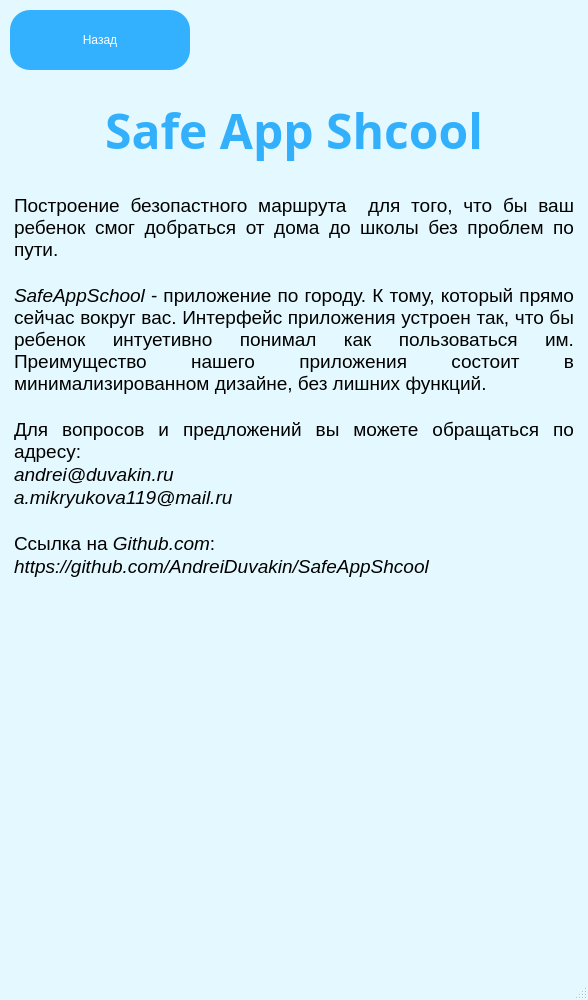
Above: desing/InfoWindow.ui from AndreiDuvakin/SafeAppShcool before the change. Below: the same form after it.
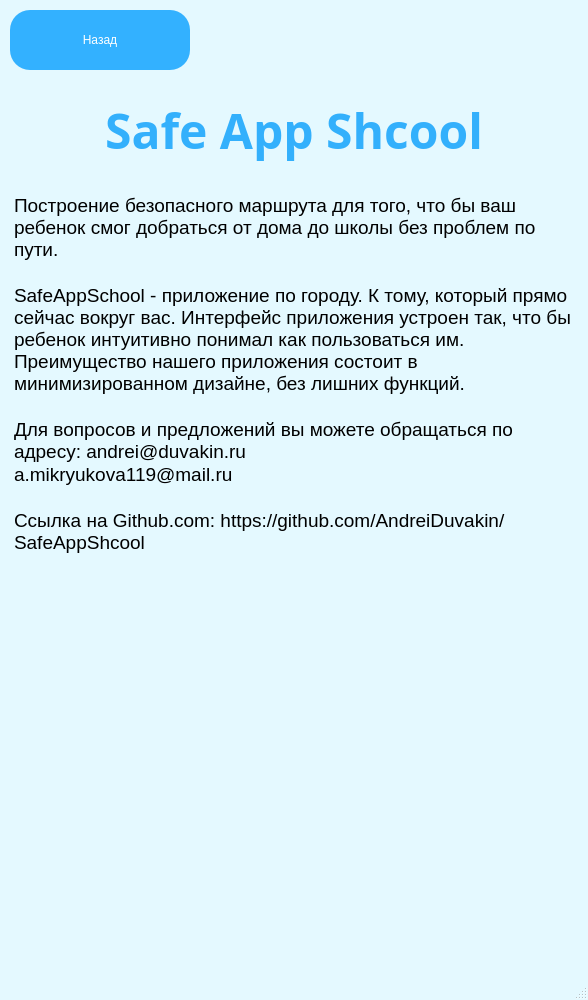
That is the form after the change. Icons and pictures are not drawn.

Commit message: Изменены ссылки в приложении

Diff of the .ui file:
```diff
--- a/desing/InfoWindow.ui
+++ b/desing/InfoWindow.ui
@@ -114,16 +114,14 @@
 &lt;html&gt;&lt;head&gt;&lt;meta name=&quot;qrichtext&quot; content=&quot;1&quot; /&gt;&lt;style type=&quot;text/css&quot;&gt;
 p, li { white-space: pre-wrap; }
 &lt;/style&gt;&lt;/head&gt;&lt;body style=&quot; font-family:'Arial'; font-size:12pt; font-weight:80; font-style:normal;&quot;&gt;
-&lt;p align=&quot;justify&quot; style=&quot; margin-top:0px; margin-bottom:0px; margin-left:0px; margin-right:0px; -qt-block-indent:0; text-indent:0px;&quot;&gt;&lt;span style=&quot; font-size:14pt;&quot;&gt;Построение безопастного маршрута  для того, что бы ваш ребенок смог добраться от дома до школы без проблем по пути. &lt;/span&gt;&lt;/p&gt;
-&lt;p align=&quot;justify&quot; style=&quot;-qt-paragraph-type:empty; margin-top:0px; margin-bottom:0px; margin-left:0px; margin-right:0px; -qt-block-indent:0; text-indent:0px; font-size:14pt;&quot;&gt;&lt;br /&gt;&lt;/p&gt;
-&lt;p align=&quot;justify&quot; style=&quot; margin-top:0px; margin-bottom:0px; margin-left:0px; margin-right:0px; -qt-block-indent:0; text-indent:0px;&quot;&gt;&lt;span style=&quot; font-size:14pt; font-style:italic;&quot;&gt;SafeAppSchool&lt;/span&gt;&lt;span style=&quot; font-size:14pt;&quot;&gt; - приложение по городу. К тому, который прямо сейчас вокруг вас. Интерфейс приложения устроен так, что бы ребенок интуетивно понимал как пользоваться им. Преимущество нашего приложения состоит в минимализированном дизайне, без лишних функций.&lt;/span&gt;&lt;/p&gt;
-&lt;p align=&quot;justify&quot; style=&quot;-qt-paragraph-type:empty; margin-top:0px; margin-bottom:0px; margin-left:0px; margin-right:0px; -qt-block-indent:0; text-indent:0px; font-size:14pt;&quot;&gt;&lt;br /&gt;&lt;/p&gt;
-&lt;p align=&quot;justify&quot; style=&quot; margin-top:0px; margin-bottom:0px; margin-left:0px; margin-right:0px; -qt-block-indent:0; text-indent:0px;&quot;&gt;&lt;span style=&quot; font-size:14pt;&quot;&gt;Для вопросов и предложений вы можете обращаться по адресу:&lt;/span&gt;&lt;/p&gt;
-&lt;p align=&quot;justify&quot; style=&quot; margin-top:0px; margin-bottom:0px; margin-left:0px; margin-right:0px; -qt-block-indent:0; text-indent:0px;&quot;&gt;&lt;span style=&quot; font-size:14pt; font-style:italic;&quot;&gt;andrei@duvakin.ru&lt;/span&gt;&lt;/p&gt;
-&lt;p align=&quot;justify&quot; style=&quot; margin-top:0px; margin-bottom:0px; margin-left:0px; margin-right:0px; -qt-block-indent:0; text-indent:0px;&quot;&gt;&lt;span style=&quot; font-size:14pt; font-style:italic;&quot;&gt;a.mikryukova119@mail.ru&lt;/span&gt;&lt;/p&gt;
-&lt;p align=&quot;justify&quot; style=&quot;-qt-paragraph-type:empty; margin-top:0px; margin-bottom:0px; margin-left:0px; margin-right:0px; -qt-block-indent:0; text-indent:0px; font-size:14pt;&quot;&gt;&lt;br /&gt;&lt;/p&gt;
-&lt;p align=&quot;justify&quot; style=&quot; margin-top:0px; margin-bottom:0px; margin-left:0px; margin-right:0px; -qt-block-indent:0; text-indent:0px;&quot;&gt;&lt;span style=&quot; font-size:14pt;&quot;&gt;Ссылка на &lt;/span&gt;&lt;span style=&quot; font-size:14pt; font-style:italic;&quot;&gt;Github.com&lt;/span&gt;&lt;span style=&quot; font-size:14pt;&quot;&gt;:&lt;/span&gt;&lt;/p&gt;
-&lt;p align=&quot;justify&quot; style=&quot; margin-top:0px; margin-bottom:0px; margin-left:0px; margin-right:0px; -qt-block-indent:0; text-indent:0px;&quot;&gt;&lt;span style=&quot; font-size:14pt; font-style:italic;&quot;&gt;https://github.com/AndreiDuvakin/SafeAppShcool&lt;/span&gt;&lt;/p&gt;&lt;/body&gt;&lt;/html&gt;</string>
+&lt;p style=&quot; margin-top:0px; margin-bottom:0px; margin-left:0px; margin-right:0px; -qt-block-indent:0; text-indent:0px;&quot;&gt;&lt;span style=&quot; font-size:14pt;&quot;&gt;Построение безопасного маршрута для того, что бы ваш ребенок смог добраться от дома до школы без проблем по пути. &lt;/span&gt;&lt;/p&gt;
+&lt;p style=&quot;-qt-paragraph-type:empty; margin-top:0px; margin-bottom:0px; margin-left:0px; margin-right:0px; -qt-block-indent:0; text-indent:0px; font-size:14pt;&quot;&gt;&lt;br /&gt;&lt;/p&gt;
+&lt;p style=&quot; margin-top:0px; margin-bottom:0px; margin-left:0px; margin-right:0px; -qt-block-indent:0; text-indent:0px;&quot;&gt;&lt;span style=&quot; font-size:14pt;&quot;&gt;SafeAppSchool - приложение по городу. К тому, который прямо сейчас вокруг вас. Интерфейс приложения устроен так, что бы ребенок интуитивно понимал как пользоваться им. Преимущество нашего приложения состоит в минимизированном дизайне, без лишних функций. &lt;/span&gt;&lt;/p&gt;
+&lt;p style=&quot;-qt-paragraph-type:empty; margin-top:0px; margin-bottom:0px; margin-left:0px; margin-right:0px; -qt-block-indent:0; text-indent:0px; font-size:14pt;&quot;&gt;&lt;br /&gt;&lt;/p&gt;
+&lt;p style=&quot; margin-top:0px; margin-bottom:0px; margin-left:0px; margin-right:0px; -qt-block-indent:0; text-indent:0px;&quot;&gt;&lt;span style=&quot; font-size:14pt;&quot;&gt;Для вопросов и предложений вы можете обращаться по адресу: andrei@duvakin.ru &lt;/span&gt;&lt;/p&gt;
+&lt;p style=&quot; margin-top:0px; margin-bottom:0px; margin-left:0px; margin-right:0px; -qt-block-indent:0; text-indent:0px;&quot;&gt;&lt;span style=&quot; font-size:14pt;&quot;&gt;a.mikryukova119@mail.ru &lt;/span&gt;&lt;/p&gt;
+&lt;p style=&quot;-qt-paragraph-type:empty; margin-top:0px; margin-bottom:0px; margin-left:0px; margin-right:0px; -qt-block-indent:0; text-indent:0px; font-size:14pt;&quot;&gt;&lt;br /&gt;&lt;/p&gt;
+&lt;p style=&quot; margin-top:0px; margin-bottom:0px; margin-left:0px; margin-right:0px; -qt-block-indent:0; text-indent:0px;&quot;&gt;&lt;span style=&quot; font-size:14pt;&quot;&gt;Ссылка на Github.com: https://github.com/AndreiDuvakin/SafeAppShcool&lt;/span&gt;&lt;/p&gt;&lt;/body&gt;&lt;/html&gt;</string>
     </property>
    </widget>
   </widget>
```
The commit also changes 1 other file.
